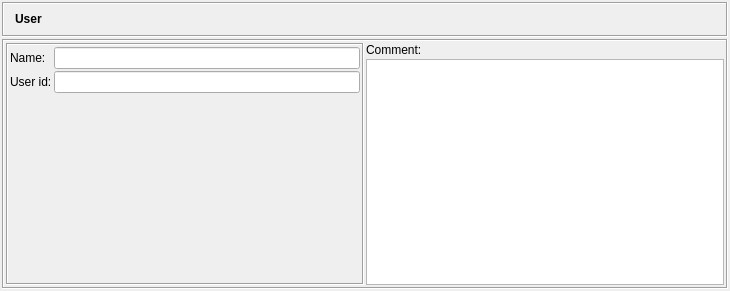
Above: src/gui/userdialog_q.ui from fwbuilder/fwbuilder before the change. Below: the same form after it.
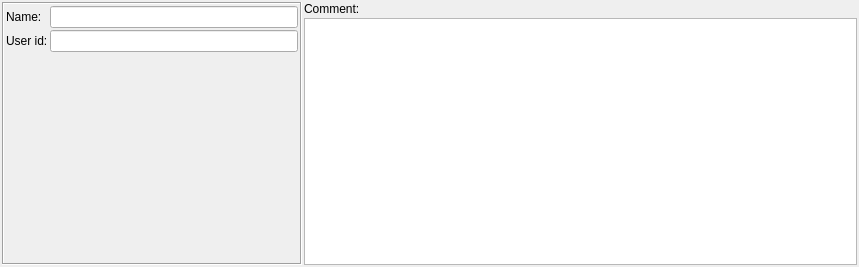
That is the form after the change. Icons and pictures are not drawn.

Commit message: fixes #491, #501 dialog layout fixes to make them look more consistent, using widget promotion feature in Designer to build stack of editor dialogs in the bottom panel of the main window instead of building them at run time

Diff of the .ui file:
```diff
--- a/src/gui/userdialog_q.ui
+++ b/src/gui/userdialog_q.ui
@@ -8,8 +8,8 @@
    <rect>
     <x>0</x>
     <y>0</y>
-    <width>730</width>
-    <height>291</height>
+    <width>859</width>
+    <height>267</height>
    </rect>
   </property>
   <property name="sizePolicy" >
@@ -21,99 +21,11 @@
   <property name="windowTitle" >
    <string>User</string>
   </property>
-  <layout class="QGridLayout" >
-   <property name="margin" >
-    <number>2</number>
-   </property>
-   <property name="spacing" >
-    <number>2</number>
-   </property>
-   <item row="0" column="0" >
-    <layout class="QVBoxLayout" >
-     <property name="spacing" >
-      <number>2</number>
-     </property>
+  <layout class="QGridLayout" name="gridLayout" >
      <property name="margin" >
       <number>0</number>
      </property>
-     <item>
-      <widget class="QFrame" name="frame3" >
-       <property name="sizePolicy" >
-        <sizepolicy vsizetype="Fixed" hsizetype="Preferred" >
-         <horstretch>0</horstretch>
-         <verstretch>0</verstretch>
-        </sizepolicy>
-       </property>
-       <property name="minimumSize" >
-        <size>
-         <width>16</width>
-         <height>35</height>
-        </size>
-       </property>
-       <property name="autoFillBackground" >
-        <bool>true</bool>
-       </property>
-       <property name="frameShape" >
-        <enum>QFrame::Box</enum>
-       </property>
-       <property name="frameShadow" >
-        <enum>QFrame::Sunken</enum>
-       </property>
-       <layout class="QGridLayout" >
-        <property name="margin" >
-         <number>2</number>
-        </property>
-        <property name="spacing" >
-         <number>2</number>
-        </property>
-        <item row="0" column="2" >
-         <widget class="QLabel" name="editorTitle" >
-          <property name="sizePolicy" >
-           <sizepolicy vsizetype="Fixed" hsizetype="Preferred" >
-            <horstretch>0</horstretch>
-            <verstretch>0</verstretch>
-           </sizepolicy>
-          </property>
-          <property name="font" >
-           <font>
-            <weight>75</weight>
-            <bold>true</bold>
-           </font>
-          </property>
-          <property name="frameShape" >
-           <enum>QFrame::NoFrame</enum>
-          </property>
-          <property name="frameShadow" >
-           <enum>QFrame::Plain</enum>
-          </property>
-          <property name="text" >
-           <string>User</string>
-          </property>
-          <property name="wordWrap" >
-           <bool>false</bool>
-          </property>
-         </widget>
-        </item>
-        <item row="0" column="1" >
-         <widget class="QLabel" name="label" >
-          <property name="sizePolicy" >
-           <sizepolicy vsizetype="Preferred" hsizetype="Maximum" >
-            <horstretch>0</horstretch>
-            <verstretch>0</verstretch>
-           </sizepolicy>
-          </property>
-          <property name="text" >
-           <string/>
-          </property>
-          <property name="pixmap" >
-           <pixmap resource="MainRes.qrc" >:/Icons/UserService/icon</pixmap>
-          </property>
-         </widget>
-        </item>
-       </layout>
-      </widget>
-     </item>
-     <item>
+   <item row="0" column="0" >
       <widget class="QFrame" name="frame7" >
        <property name="sizePolicy" >
         <sizepolicy vsizetype="Expanding" hsizetype="Expanding" >
@@ -122,7 +34,7 @@
         </sizepolicy>
        </property>
        <property name="frameShape" >
-        <enum>QFrame::Box</enum>
+      <enum>QFrame::NoFrame</enum>
        </property>
        <property name="frameShadow" >
         <enum>QFrame::Sunken</enum>
@@ -130,6 +42,24 @@
        <layout class="QGridLayout" >
         <item rowspan="2" row="0" column="0" >
          <widget class="QFrame" name="frame50" >
+        <property name="sizePolicy" >
+         <sizepolicy vsizetype="Preferred" hsizetype="Fixed" >
+          <horstretch>0</horstretch>
+          <verstretch>0</verstretch>
+         </sizepolicy>
+        </property>
+        <property name="minimumSize" >
+         <size>
+          <width>300</width>
+          <height>0</height>
+         </size>
+        </property>
+        <property name="maximumSize" >
+         <size>
+          <width>300</width>
+          <height>16777215</height>
+         </size>
+        </property>
           <property name="frameShape" >
            <enum>QFrame::Box</enum>
           </property>
@@ -223,7 +153,7 @@
           <property name="sizePolicy" >
            <sizepolicy vsizetype="Expanding" hsizetype="Expanding" >
             <horstretch>0</horstretch>
-            <verstretch>100</verstretch>
+          <verstretch>0</verstretch>
            </sizepolicy>
           </property>
           <property name="minimumSize" >
@@ -239,8 +169,6 @@
         </item>
        </layout>
       </widget>
-     </item>
-    </layout>
    </item>
   </layout>
  </widget>
```
Lines whose indentation alone changed are shown as unchanged. The commit also changes 49 other files.
